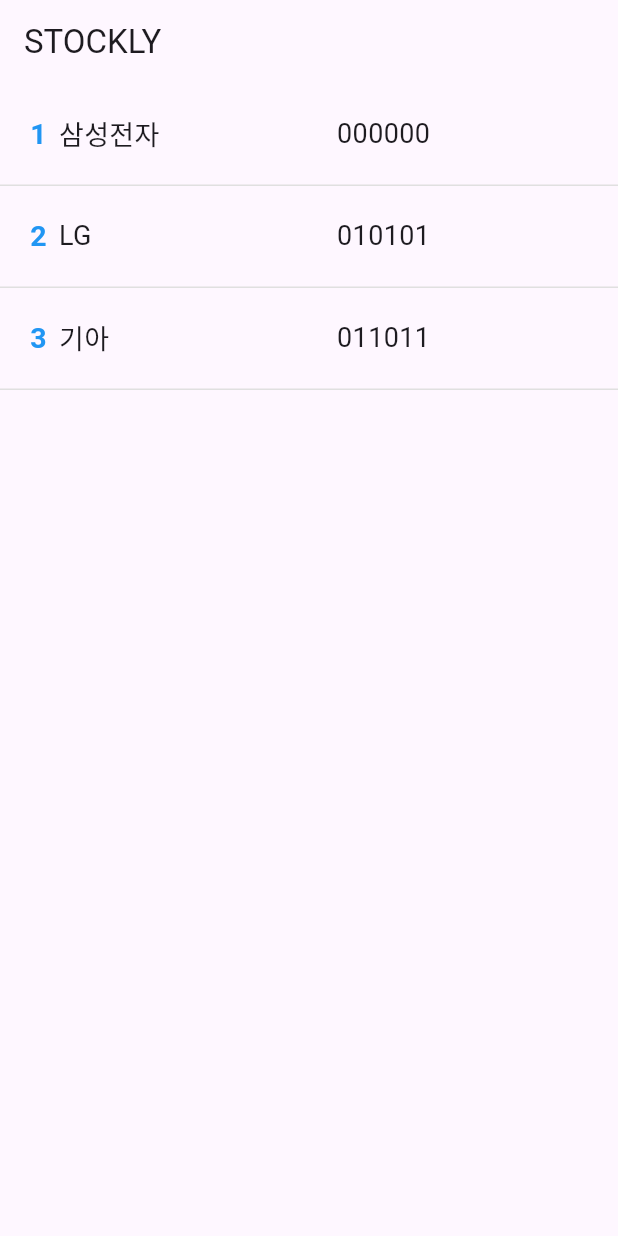
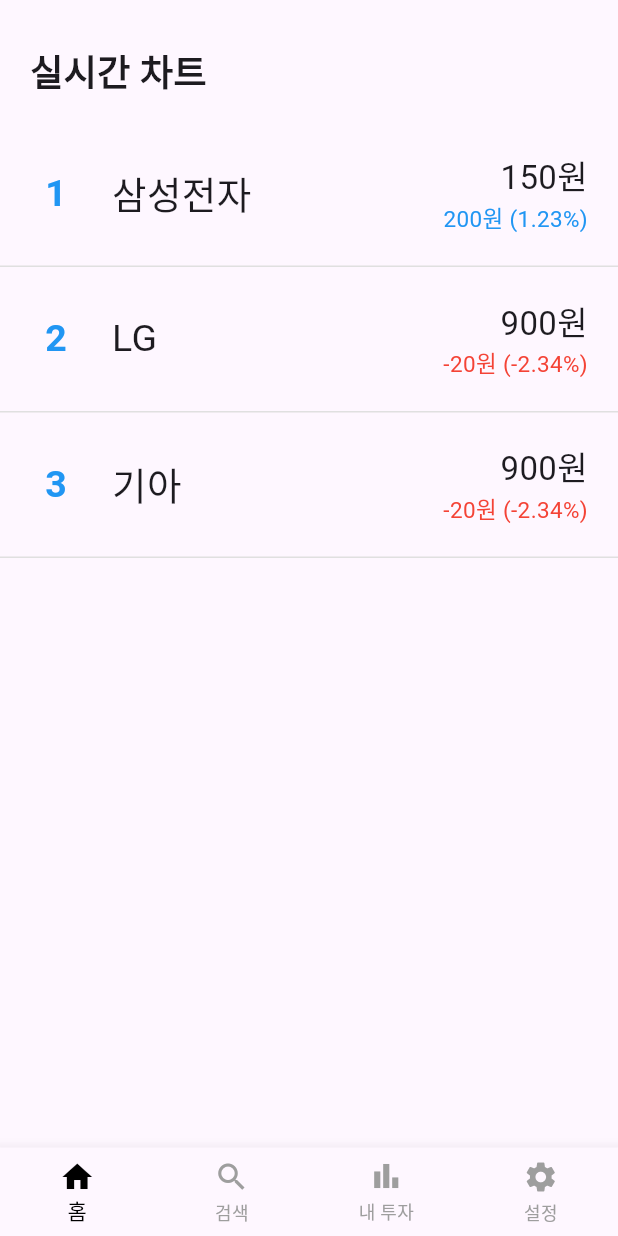
Before and after one commit to seo0o519/StocklyApp, a Flutter app: the screen it shows after launch, on a phone screen of 412 x 824 dp. Run offline on Flutter 3.47's test engine with Material 3 defaults, Android fonts, the phone set to English and light mode, and no system bars.

Commit message:
feat: 메인페이지 구현

```diff
--- a/lib/screens/home.dart
+++ b/lib/screens/home.dart
@@ -1,12 +1,43 @@
 import 'package:flutter/material.dart';
 import '../widgets/chart_list_item.dart';
+import '../widgets/bottom_navigation_bar.dart';
 
-class Home extends StatelessWidget {
+class Home extends StatefulWidget {
+  @override
+  _HomeState createState() => _HomeState();
+}
+
+class _HomeState extends State<Home> {
+  int _currentIndex = 0;
+
+  // 페이지 목록
+  final List<Widget> _pages = [
+    Center(child: Text('홈 화면')),
+    Center(child: Text('검색 화면')),
+    Center(child: Text('차트 화면')),
+    Center(child: Text('설정 화면')),
+  ];
+
   @override
   Widget build(BuildContext context) {
     return Scaffold(
-      appBar: AppBar(title: Text('STOCKLY')),
-      body: StockTable(
+      body: SafeArea( // 상단바나 노치 영역을 피하도록 설정
+        child: Column(
+          crossAxisAlignment: CrossAxisAlignment.start, // 텍스트를 왼쪽 정렬
+          children: [
+            Padding(
+              padding: const EdgeInsets.only(top: 30, bottom: 5, left: 20, right: 20), // 상하좌우 각각 다르게 설정
+              child: Text(
+                "실시간 차트",
+                style: TextStyle(
+                  fontSize: 24,
+                  fontWeight: FontWeight.bold,
+                ),
+              ),
+            ),
+            SizedBox(height: 10), // 텍스트와 테이블 사이 간격 추가
+            Expanded( // 테이블이 남은 공간을 차지하도록 설정
+              child: StockTable(
                 datas: [
                   {
                     'symbol': '000000',
@@ -28,12 +59,24 @@ class Home extends StatelessWidget {
                     'close': 900.00,
                     'rate': -2.34,
                     'rate_price': -20.00,
-          },
+                  }
                 ],
                 gotoDetails: (symbol, name, close, rate, ratePrice) {
                   print('Navigating to details of $name');
                 },
               ),
+            ),
+          ],
+        ),
+      ),
+      bottomNavigationBar: AppBottomNavigationBar(
+        currentIndex: _currentIndex,
+        onTap: (index) {
+          setState(() {
+            _currentIndex = index; // 선택된 탭 변경
+          });
+        },
+      ),
     );
   }
 }
--- a/lib/widgets/chart_list_item.dart
+++ b/lib/widgets/chart_list_item.dart
@@ -46,22 +46,42 @@ class StockTable extends StatelessWidget {
                           TableCell(
                             child: Row(
                               children: [
-                                Text(
-                                  '${index + 1}',
-                                  style: const TextStyle(
-                                    color: Colors.blue,
-                                    fontSize: 19,
-                                    fontWeight: FontWeight.bold,
+                                Padding(
+                                  padding: const EdgeInsets.symmetric(vertical: 10, horizontal:10),
+                                  child: Text(
+                                    '${index + 1}',
+                                    style: const TextStyle(
+                                      color: Colors.blue,
+                                      fontSize: 25,
+                                      fontWeight: FontWeight.bold,
+                                    ),
                                   ),
                                 ),
-                                const SizedBox(width: 8),
-                                Text(data['name'], style: const TextStyle(fontSize: 18)),
+                                const SizedBox(width: 20),
+                                Text(data['name'], style: const TextStyle(fontSize: 25)),
                               ],
                             ),
                           ),
                           TableCell(
-                            child: Text(data['symbol'], style: const TextStyle(fontSize: 18)),
-                          ),
+                            child: Column(
+                              crossAxisAlignment: CrossAxisAlignment.end, // 자식 요소를 오른쪽으로 정렬
+                              children: [
+                                Text(
+                                    '${_formatCurrency((data['close'] as num).toDouble())}원',
+                                    style: const TextStyle(fontSize: 22),
+                                    textAlign: TextAlign.right,
+                                ),
+                                Text(
+                                  '${_formatCurrency((data['rate_price'] as num).toDouble())}원 (${data['rate']}%)',
+                                  textAlign: TextAlign.right,
+                                  style: TextStyle(
+                                    color: (data['rate_price'] as num) > 0 ? Colors.blue : Colors.red,
+                                    fontSize: 15,
+                                  ),
+                                ),
+                              ],
+                            ),
+                          )
                         ],
                       ),
                     ],
```
Lines whose indentation alone changed are shown as unchanged.
